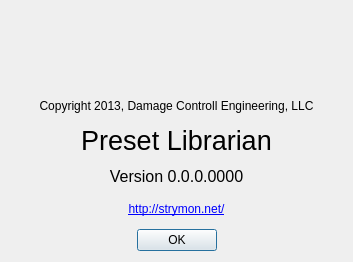
This is spl/DcplAbout.ui in strymon/spl as Qt 5 draws it before an edit. The edited form follows.
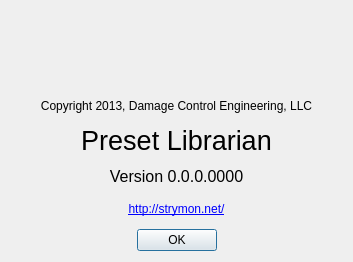
This is the edited form. Icons and pictures are not drawn.

Commit message: Typo correction

Patch:
```diff
--- a/spl/DcplAbout.ui
+++ b/spl/DcplAbout.ui
@@ -152,7 +152,7 @@
       <cursorShape>ArrowCursor</cursorShape>
      </property>
      <property name="text">
-      <string>Copyright 2013, Damage Controll Engineering, LLC</string>
+      <string>Copyright 2013, Damage Control Engineering, LLC</string>
      </property>
      <property name="alignment">
       <set>Qt::AlignCenter</set>
```
